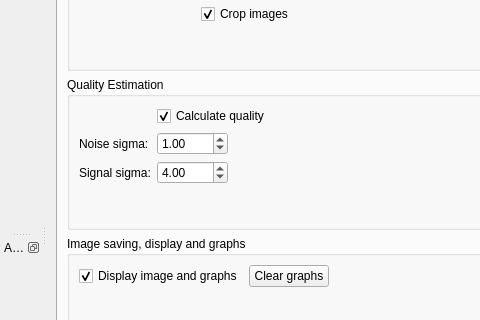
The window that src/arifmainwindow.ui (AD-Vega/arif) describes before a commit, drawn with Qt 5; both pictures show x 0 to 480 and y 127 to 447 of the 1179 by 748 pixel window.
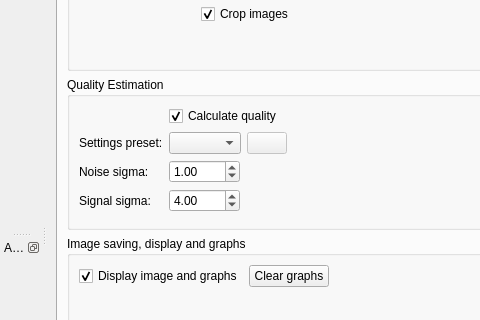
The same window after the commit. Icons and pictures are not drawn. Custom widgets are drawn as their Qt base class.

Commit message: Add preset management for estimator settings.

```diff
--- a/src/arifmainwindow.ui
+++ b/src/arifmainwindow.ui
@@ -135,14 +135,14 @@
                <property name="fieldGrowthPolicy">
                 <enum>QFormLayout::ExpandingFieldsGrow</enum>
                </property>
-               <item row="1" column="0">
+               <item row="2" column="0">
                 <widget class="QLabel" name="label_6">
                  <property name="text">
                   <string>Noise sigma:</string>
                  </property>
                 </widget>
                </item>
-               <item row="1" column="1">
+               <item row="2" column="1">
                 <widget class="QDoubleSpinBox" name="noiseSigmaSpinbox">
                  <property name="minimum">
                   <double>0.350000000000000</double>
@@ -158,14 +158,14 @@
                  </property>
                 </widget>
                </item>
-               <item row="2" column="0">
+               <item row="3" column="0">
                 <widget class="QLabel" name="label_7">
                  <property name="text">
                   <string>Signal sigma:</string>
                  </property>
                 </widget>
                </item>
-               <item row="2" column="1">
+               <item row="3" column="1">
                 <widget class="QDoubleSpinBox" name="signalSigmaSpinbox">
                  <property name="minimum">
                   <double>0.350000000000000</double>
@@ -191,6 +191,36 @@
                  </property>
                 </widget>
                </item>
+               <item row="1" column="0">
+                <widget class="QLabel" name="label_15">
+                 <property name="text">
+                  <string>Settings preset:</string>
+                 </property>
+                </widget>
+               </item>
+               <item row="1" column="1">
+                <layout class="QHBoxLayout" name="horizontalLayout_11">
+                 <item>
+                  <widget class="QComboBox" name="estimatorPresetCombo">
+                   <property name="sizeAdjustPolicy">
+                    <enum>QComboBox::AdjustToContents</enum>
+                   </property>
+                  </widget>
+                 </item>
+                 <item>
+                  <widget class="QPushButton" name="estimatorPresetDelete">
+                   <property name="enabled">
+                    <bool>false</bool>
+                   </property>
+                   <property name="icon">
+                    <iconset theme="edit-clear">
+                     <normaloff/>
+                    </iconset>
+                   </property>
+                  </widget>
+                 </item>
+                </layout>
+               </item>
               </layout>
              </widget>
             </item>
```
The commit also changes 4 other files.
